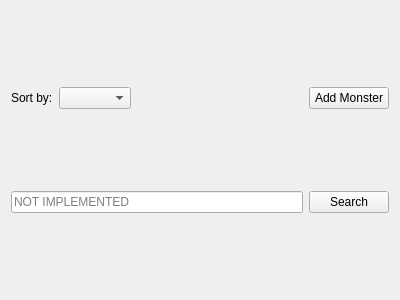
Old version of the form boxmenu.ui in the repository jmd0711/SummonersWarTeamManager3.
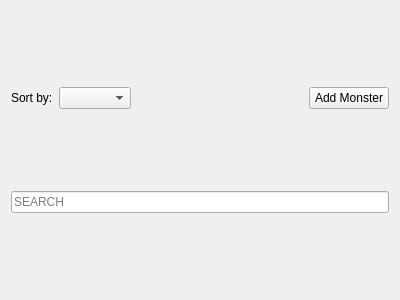
New version of the form.

Commit message: search names on boxmenu

```diff
--- a/boxmenu.ui
+++ b/boxmenu.ui
@@ -53,14 +53,7 @@
      <item>
       <widget class="QLineEdit" name="lineEdit">
        <property name="placeholderText">
-        <string>NOT IMPLEMENTED</string>
-       </property>
-      </widget>
-     </item>
-     <item>
-      <widget class="QPushButton" name="searchButton">
-       <property name="text">
-        <string>Search</string>
+        <string>SEARCH</string>
        </property>
       </widget>
      </item>
```
The commit also changes 2 other files.
